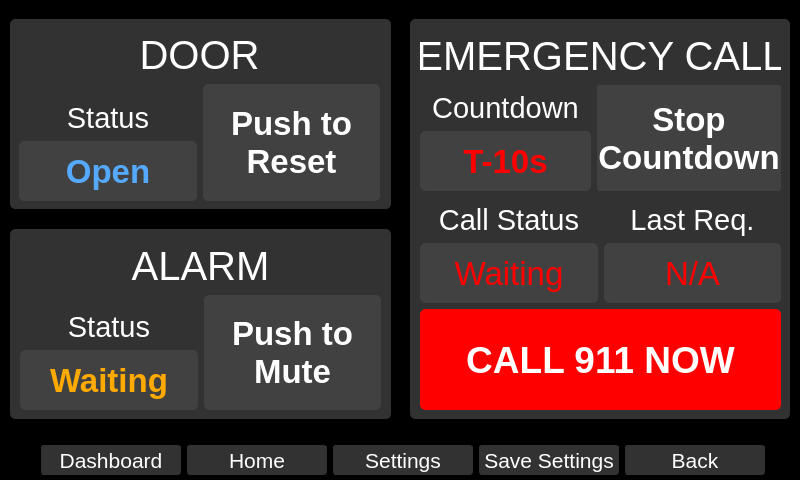
Above: oobe_qt/door_close_window.ui from zyl120/Naloxone_Safety_Kit before the change. Below: the same form after it.
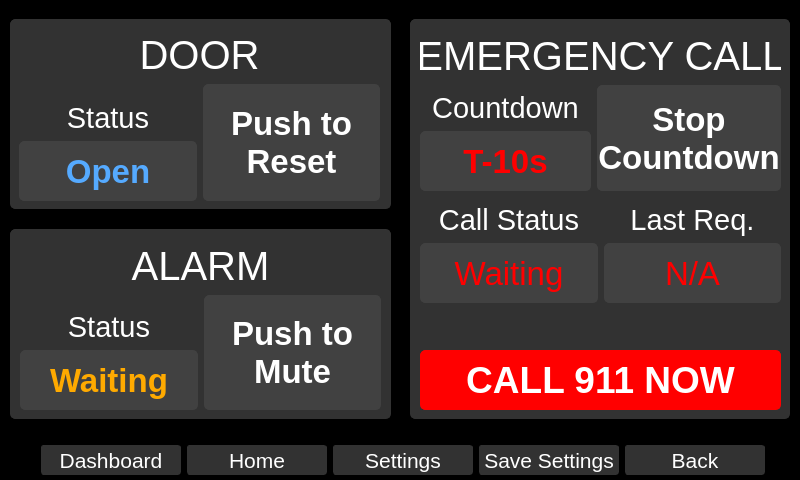
That is the form after the change.

Commit message: adjust door open ui

Diff of the .ui file:
```diff
--- a/oobe_qt/door_close_window.ui
+++ b/oobe_qt/door_close_window.ui
@@ -5351,7 +5351,7 @@
              </font>
             </property>
             <property name="styleSheet">
-             <string notr="true">color: white; background-color: rgb(65,65,65); border-radius:3px;border-color: rgb(65,65,65);border-width: 0.5px;border-style: solid;
+             <string notr="true">color: white; background-color: rgb(65,65,65); border-radius:5px;border-color: rgb(65,65,65);border-width: 0.5px;border-style: solid;
 </string>
             </property>
             <property name="text">
@@ -5520,6 +5520,19 @@
           </item>
          </layout>
         </item>
+        <item>
+         <spacer name="verticalSpacer">
+          <property name="orientation">
+           <enum>Qt::Vertical</enum>
+          </property>
+          <property name="sizeHint" stdset="0">
+           <size>
+            <width>20</width>
+            <height>40</height>
+           </size>
+          </property>
+         </spacer>
+        </item>
         <item>
          <widget class="QPushButton" name="call911NowPushButton">
           <property name="sizePolicy">
```
The commit also changes 2 other files.
